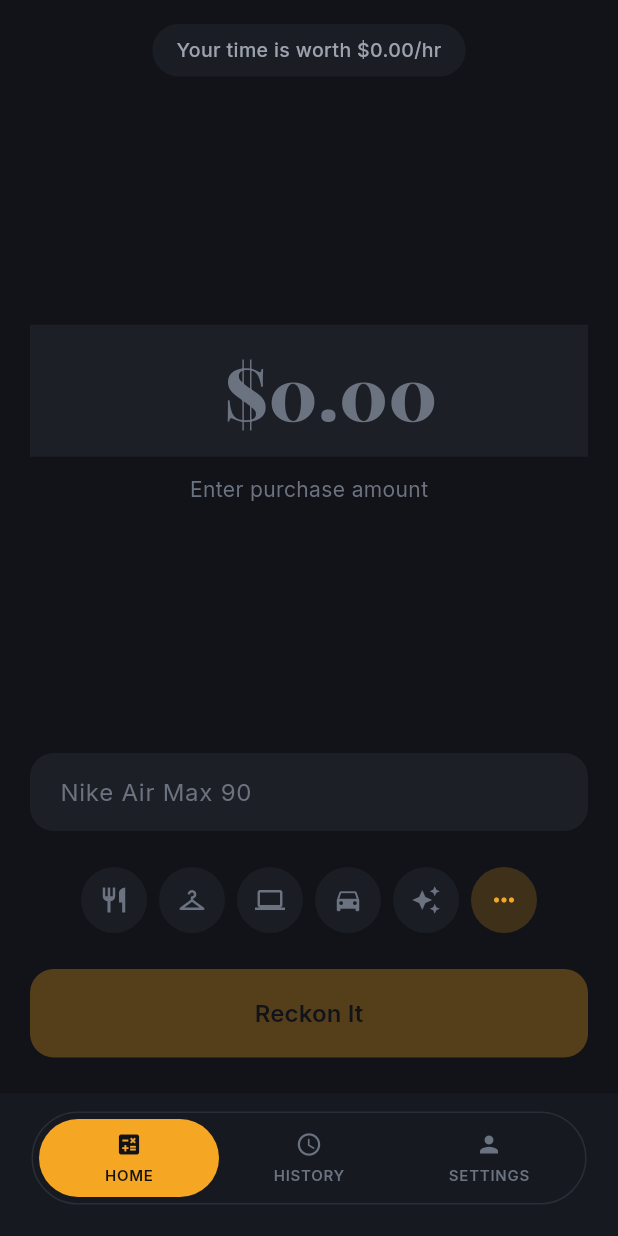
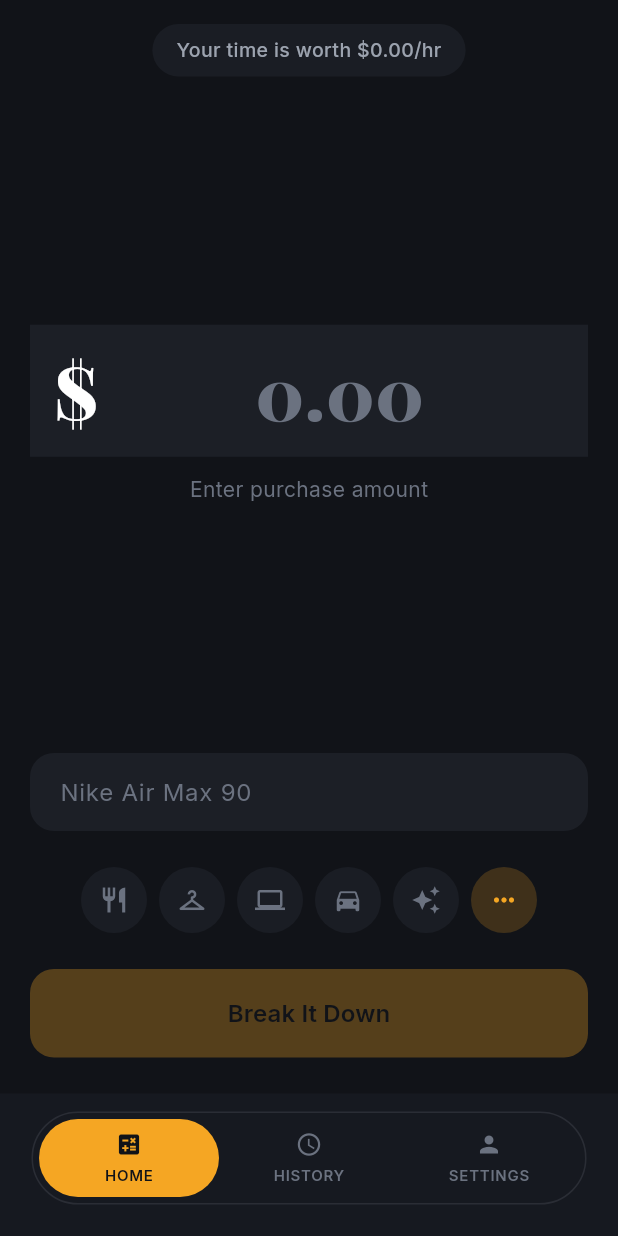
Before and after one commit to julianchong00/pause-app, a Flutter app: the HomeScreen screen opened by its route, on a phone screen of 412 x 824 dp. Run offline on Flutter 3.47's test engine with Material 3 defaults, Android fonts, the phone set to English and light mode, and no system bars; our stand-ins replace flutter_riverpod, go_router, google_fonts, hive_flutter, package_info_plus; accounts and stored records are empty.

Commit message:
feat(home): source currency format from provider

```diff
--- a/lib/screens/home/home_screen.dart
+++ b/lib/screens/home/home_screen.dart
@@ -2,10 +2,10 @@ import 'package:flutter/material.dart';
 import 'package:flutter/services.dart';
 import 'package:flutter_riverpod/flutter_riverpod.dart';
 import 'package:go_router/go_router.dart';
-import 'package:intl/intl.dart';
 
 import '../../theme/app_theme.dart';
 import '../../models/purchase_evaluation.dart';
+import '../../providers/currency_provider.dart';
 import '../../providers/profile_provider.dart';
 
 class HomeScreen extends ConsumerStatefulWidget {
@@ -59,8 +59,12 @@ class _HomeScreenState extends ConsumerState<HomeScreen> {
   Widget build(BuildContext context) {
     final profile = ref.watch(profileProvider);
     final hourlyRate = profile?.hourlyRate ?? 0;
-    final currencyFormat = NumberFormat.currency(locale: 'en_AU', symbol: '\$');
-    final hasPrice = _priceController.text.replaceAll(',', '').replaceAll('\$', '').isNotEmpty;
+    final currencyFormat = ref.watch(currencyFormatProvider);
+    final currencySymbol = currencyFormat.currencySymbol;
+    final hasPrice = _priceController.text
+        .replaceAll(',', '')
+        .replaceAll(currencySymbol, '')
+        .isNotEmpty;
 
     return Scaffold(
       backgroundColor: AppColors.background,
@@ -98,12 +102,21 @@ class _HomeScreenState extends ConsumerState<HomeScreen> {
                       ],
                       decoration: InputDecoration(
                         border: InputBorder.none,
-                        hintText: '\$0.00',
+                        hintText: '0.00',
                         hintStyle: AppTextStyles.heroNumber.copyWith(
                           color: AppColors.textTertiary,
                         ),
-                        prefixText: '\$',
-                        prefixStyle: AppTextStyles.heroNumber,
+                        prefixIcon: Padding(
+                          padding: const EdgeInsets.only(left: 16, right: 8),
+                          child: Text(
+                            currencySymbol,
+                            style: AppTextStyles.heroNumber,
+                          ),
+                        ),
+                        prefixIconConstraints: const BoxConstraints(
+                          minWidth: 0,
+                          minHeight: 0,
+                        ),
                       ),
                       onChanged: (_) => setState(() {}),
                     ),
@@ -184,7 +197,7 @@ class _HomeScreenState extends ConsumerState<HomeScreen> {
               ),
               const SizedBox(height: 24),
 
-              // Reckon It button
+              // Break It Down button
               SizedBox(
                 width: double.infinity,
                 child: ElevatedButton(
@@ -199,7 +212,7 @@ class _HomeScreenState extends ConsumerState<HomeScreen> {
                       borderRadius: BorderRadius.circular(AppRadius.card),
                     ),
                   ),
-                  child: Text('Reckon It', style: AppTextStyles.button),
+                  child: Text('Break It Down', style: AppTextStyles.button),
                 ),
               ),
               const SizedBox(height: 24),
```
